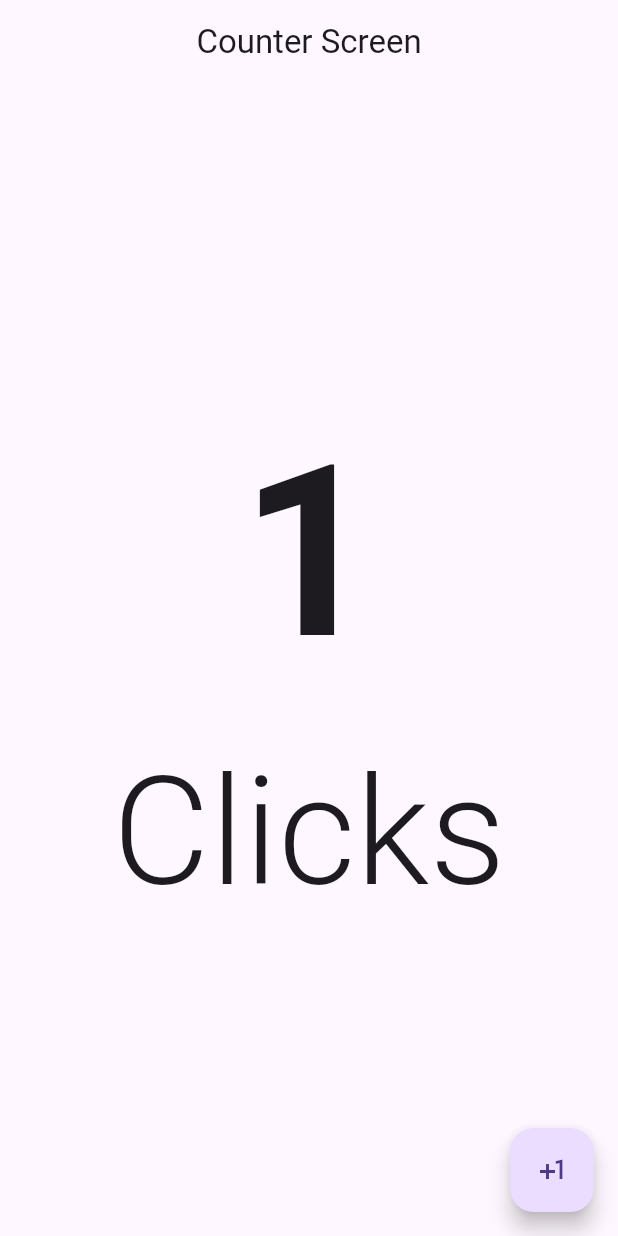
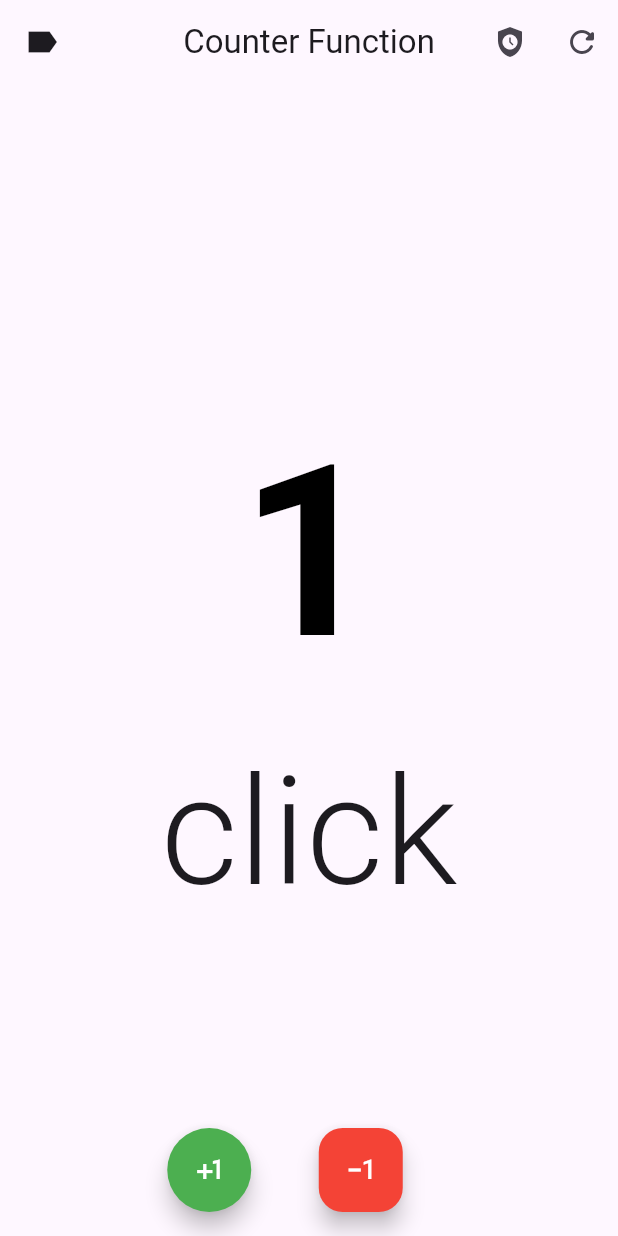
Before and after one commit to SeekerRafael/Practicas-Flutter-Dart, a Flutter app: the screen it shows after launch, after a tap on the "plus one" icon, on a phone screen of 412 x 824 dp. Run offline on Flutter 3.47's test engine with Material 3 defaults, Android fonts, the phone set to English and light mode, and no system bars.

Commit message:
Contador ya funcionando con cambio de colores

```diff
--- a/02-Flutter/hello_world_app/lib/main.dart
+++ b/02-Flutter/hello_world_app/lib/main.dart
@@ -1,5 +1,5 @@
 import 'package:flutter/material.dart';
-import 'package:hello_world_app/presentation/screens/counter/couter_screen.dart';
+import 'package:hello_world_app/presentation/screens/counter/counter_functions_screen.dart';
 
 void main() {
   runApp(const MyApp());
@@ -14,7 +14,7 @@ class MyApp extends StatelessWidget{
     // TODO: implement build
     return const MaterialApp(
       debugShowCheckedModeBanner: false,
-      home: CounterScreen()
+      home: CounterFunctionScreen()
     );
   }
 
--- /dev/null
+++ b/02-Flutter/hello_world_app/lib/presentation/screens/counter/counter_functions_screen.dart
@@ -0,0 +1,90 @@
+import 'package:flutter/material.dart';
+
+class CounterFunctionScreen extends StatefulWidget {
+
+
+  const CounterFunctionScreen({super.key});
+
+  @override
+  State<CounterFunctionScreen> createState() => _CounterFunctionScreenState();
+}
+
+class _CounterFunctionScreenState extends State<CounterFunctionScreen> {
+
+  int clicCounter = 0;
+  //String click = 'clicks';
+
+  @override
+  Widget build(BuildContext context) {
+    return Scaffold(
+      appBar: AppBar(
+        title: const Text('Counter Function',),
+        centerTitle: true,
+        leading: IconButton(
+          onPressed: () {},
+          icon: Icon( Icons.label_sharp)
+          ),
+        actions: [
+          IconButton(
+          onPressed: () {},
+          icon: Icon( Icons.safety_check)
+          ),
+          IconButton(
+          onPressed: () {
+            setState(() {
+              clicCounter = 0;
+            });
+          },
+          icon: Icon( Icons.refresh_rounded)
+          ),
+        ],
+      ),
+        body: Center(
+          child: Column(
+            mainAxisAlignment: MainAxisAlignment.center,
+            children: [
+              Text('$clicCounter', style: TextStyle( fontSize: 160, fontWeight: FontWeight.bold, color: clicCounter < 0 ? Colors.red : Colors.black),),
+              Text('click${clicCounter == 1 ? '' : 's'}', style: TextStyle( fontSize: 100, fontWeight: FontWeight.w300),),
+
+            ],
+          ),
+        ),
+        floatingActionButton: Row(
+          mainAxisAlignment: MainAxisAlignment.center,
+          children: [
+            FloatingActionButton(
+              shape: StadiumBorder(),
+              backgroundColor: Colors.green,
+              onPressed: () {
+                setState(() {
+                  clicCounter ++;
+                  // click = clicCounter == 1 ? 'click' : 'clicks';
+
+                });
+              },
+              child: const Icon( Icons.plus_one, color: Colors.white ),
+
+
+            ),
+
+            SizedBox( width: 45,),
+
+            FloatingActionButton(
+              backgroundColor: Colors.red,
+              onPressed: () {
+                setState(() {
+                  clicCounter --;
+                  // click = clicCounter == 1 ? 'click' : 'clicks';
+
+                });
+              },
+              child: const Icon( Icons.exposure_minus_1_outlined, color: Colors.white, ),
+
+            ),
+          ],
+        )
+
+
+      );
+  }
+}
--- a/02-Flutter/hello_world_app/lib/presentation/screens/counter/couter_screen.dart
+++ b/02-Flutter/hello_world_app/lib/presentation/screens/counter/couter_screen.dart
@@ -12,6 +12,7 @@ class CounterScreen extends StatefulWidget {
 class _CounterScreenState extends State<CounterScreen> {
 
   int clicCounter = 0;
+  //String click = 'clicks';
 
   @override
   Widget build(BuildContext context) {
@@ -25,7 +26,7 @@ class _CounterScreenState extends State<CounterScreen> {
             mainAxisAlignment: MainAxisAlignment.center,
             children: [
               Text('$clicCounter', style: TextStyle( fontSize: 160, fontWeight: FontWeight.bold),),
-              Text('Clicks', style: TextStyle( fontSize: 100, fontWeight: FontWeight.w300),),
+              Text('click${clicCounter == 1 ? '' : 's'}', style: TextStyle( fontSize: 100, fontWeight: FontWeight.w300),),
 
             ],
           ),
@@ -34,6 +35,8 @@ class _CounterScreenState extends State<CounterScreen> {
           onPressed: () {
             setState(() {
               clicCounter ++;
+              // click = clicCounter == 1 ? 'click' : 'clicks';
+
             });
           },
           child: const Icon( Icons.plus_one ),
```
